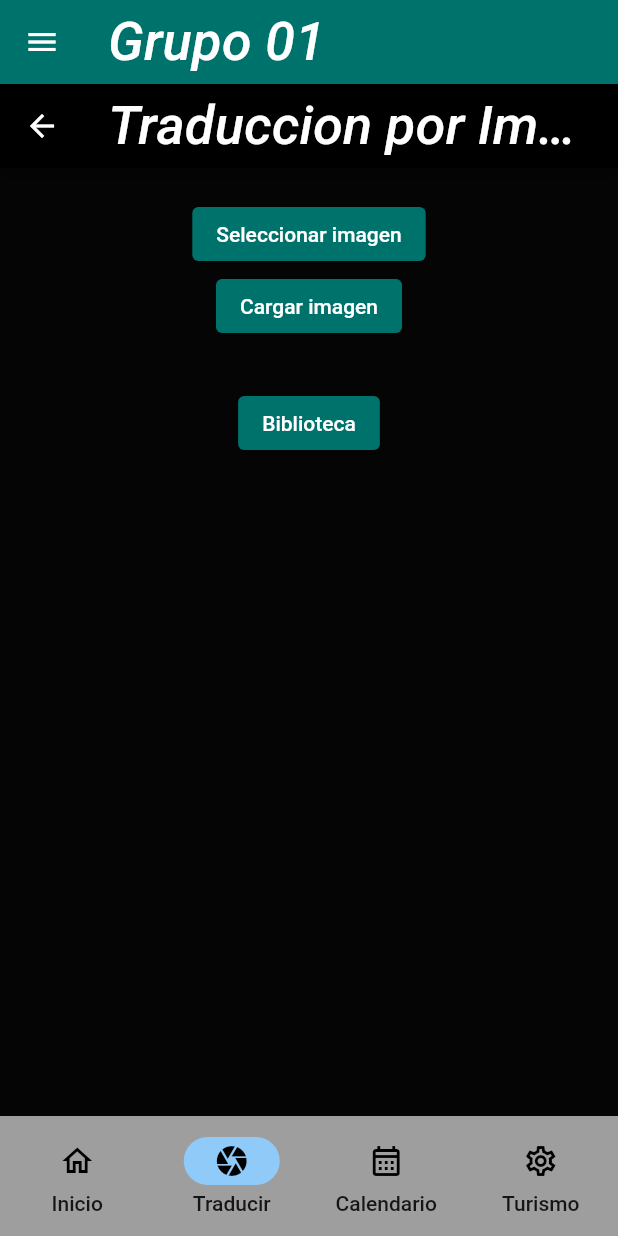
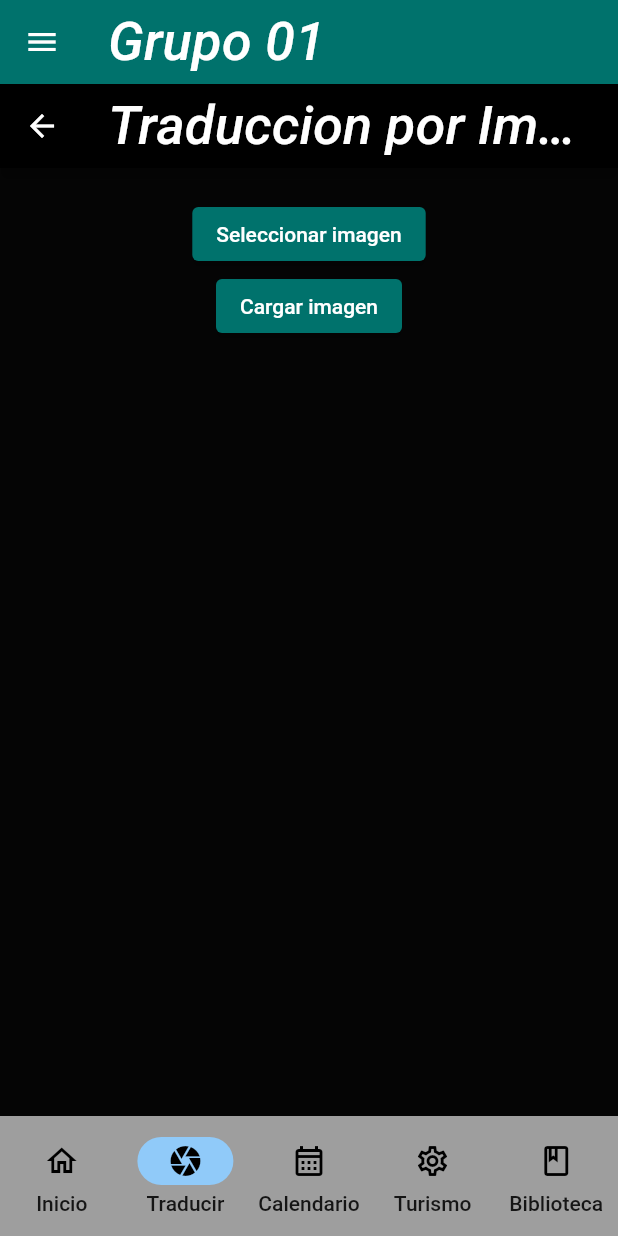
Before and after one commit to MarcosValdez/aplicativo-turismo, a Flutter app: the Menu screen opened by its route, item 2 of the bottom bar chosen, on a phone screen of 412 x 824 dp. Run offline on Flutter 3.47's test engine with Material 2 defaults, Android fonts, the light colour scheme and no system bars; our stand-ins replace carousel_slider, cloud_firestore, firebase_auth, firebase_core, firebase_storage, fluttertoast and 2 more; accounts and stored records are empty; network calls fail; Roboto replaces fonts that are missing (Georgia).

Commit message:
Post method

```diff
--- a/lib/BNavigation.dart
+++ b/lib/BNavigation.dart
@@ -50,6 +50,11 @@ class _BNavigatorState extends State<BNavigation> {
                 icon: Icon(Icons.settings_outlined),
                 label: 'Turismo',
                 selectedIcon: Icon(Icons.settings),
+              ),
+              NavigationDestination(
+                icon: Icon(Icons.book_outlined),
+                label: 'Biblioteca',
+                selectedIcon: Icon(Icons.book),
               )
             ]),
       );
--- a/lib/routes.dart
+++ b/lib/routes.dart
@@ -1,4 +1,5 @@
 import 'package:aplicativo_turismo/screens/Calendar/calendar.dart';
+import 'package:aplicativo_turismo/screens/Dicctionary/idioma.dart';
 import 'package:aplicativo_turismo/screens/Turism/continente.dart';
 import 'package:aplicativo_turismo/screens/Translate/foto_galeria.dart';
 import 'package:aplicativo_turismo/screens/principal.dart';
@@ -20,6 +21,7 @@ class Routes extends StatelessWidget {
       Imagen(),
       Calendar(),
       continente(tipo_continente: "6",tipo_continente_todos: continentes),
+      idioma(),
     ];
     return myList[index];
   }
--- a/lib/screens/Translate/foto_galeria.dart
+++ b/lib/screens/Translate/foto_galeria.dart
@@ -1,6 +1,8 @@
 import 'dart:developer';
 
+import 'package:aplicativo_turismo/routes.dart';
 import 'package:aplicativo_turismo/screens/Dicctionary/idioma.dart';
+import 'package:aplicativo_turismo/screens/principal.dart';
 import 'package:firebase_storage/firebase_storage.dart';
 import 'package:flutter/material.dart';
 import 'package:image_picker/image_picker.dart';
@@ -152,15 +154,7 @@ class _ImagenState extends State<Imagen> {
                   height: 30,
                 ),
                 imagen == null ? Center() : Image.file(imagen!),
-                ElevatedButton(
-                  onPressed: (){
-                    Navigator.push(
-                        context,
-                        MaterialPageRoute(builder: (context) => idioma())
-                    );
-                  },
-                  child: Text('Biblioteca'),
-                ),
+
               ],
             ),
           )
```
